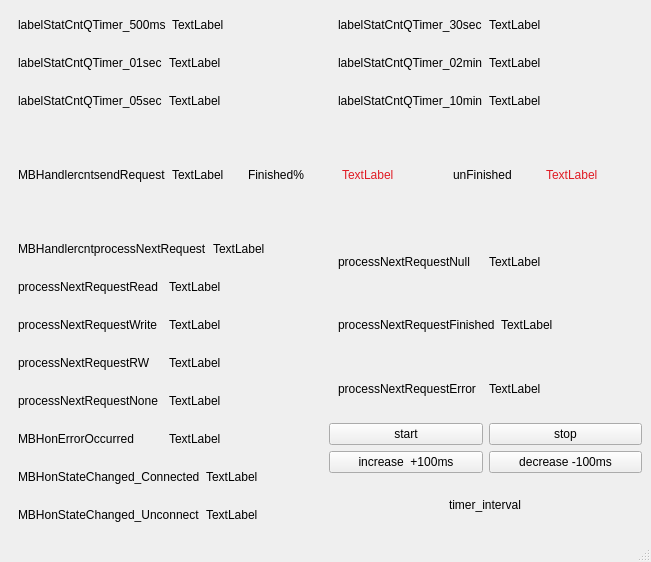
This is mainwindow.ui in liutaoluke/qt5-mbrtuSerialMaster as Qt 5 draws it before an edit. The edited form follows.
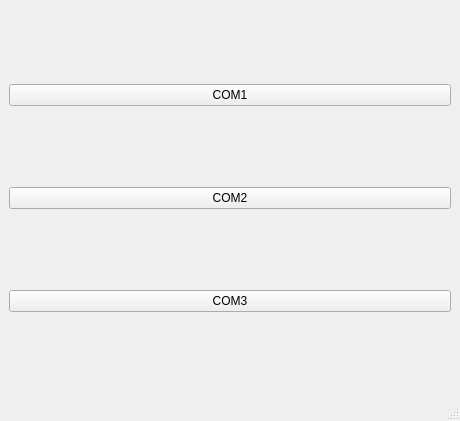
This is the edited form.

What changed in the file:
```diff
--- a/mainwindow.ui
+++ b/mainwindow.ui
@@ -6,501 +6,35 @@
    <rect>
     <x>0</x>
     <y>0</y>
-    <width>651</width>
-    <height>562</height>
+    <width>460</width>
+    <height>421</height>
    </rect>
   </property>
   <property name="windowTitle">
    <string>MainWindow</string>
   </property>
   <widget class="QWidget" name="centralwidget">
-   <layout class="QVBoxLayout" name="verticalLayout_6">
+   <layout class="QVBoxLayout" name="verticalLayout">
     <item>
-     <layout class="QVBoxLayout" name="verticalLayout">
-      <item>
-       <layout class="QHBoxLayout" name="horizontalLayout_20">
-        <item>
-         <widget class="QWidget" name="widget" native="true">
-          <layout class="QHBoxLayout" name="horizontalLayout_7">
-           <item>
-            <widget class="QLabel" name="label">
-             <property name="text">
-              <string>labelStatCntQTimer_500ms</string>
-             </property>
-            </widget>
-           </item>
-           <item>
-            <widget class="QLabel" name="labelStatCntQTimer_500ms">
-             <property name="text">
-              <string>TextLabel</string>
-             </property>
-            </widget>
-           </item>
-          </layout>
-         </widget>
-        </item>
-        <item>
-         <widget class="QWidget" name="widget_4" native="true">
-          <layout class="QHBoxLayout" name="horizontalLayout_3">
-           <item>
-            <widget class="QLabel" name="label_4">
-             <property name="text">
-              <string>labelStatCntQTimer_30sec</string>
-             </property>
-            </widget>
-           </item>
-           <item>
-            <widget class="QLabel" name="labelStatCntQTimer_30sec">
-             <property name="text">
-              <string>TextLabel</string>
-             </property>
-            </widget>
-           </item>
-          </layout>
-         </widget>
-        </item>
-       </layout>
-      </item>
-      <item>
-       <layout class="QHBoxLayout" name="horizontalLayout_21">
-        <item>
-         <widget class="QWidget" name="widget_2" native="true">
-          <layout class="QHBoxLayout" name="horizontalLayout">
-           <item>
-            <widget class="QLabel" name="label_2">
-             <property name="text">
-              <string>labelStatCntQTimer_01sec</string>
-             </property>
-            </widget>
-           </item>
-           <item>
-            <widget class="QLabel" name="labelStatCntQTimer_01sec">
-             <property name="text">
-              <string>TextLabel</string>
-             </property>
-            </widget>
-           </item>
-          </layout>
-         </widget>
-        </item>
-        <item>
-         <widget class="QWidget" name="widget_5" native="true">
-          <layout class="QHBoxLayout" name="horizontalLayout_4">
-           <item>
-            <widget class="QLabel" name="label_5">
-             <property name="text">
-              <string>labelStatCntQTimer_02min</string>
-             </property>
-            </widget>
-           </item>
-           <item>
-            <widget class="QLabel" name="labelStatCntQTimer_02min">
-             <property name="text">
-              <string>TextLabel</string>
-             </property>
-            </widget>
-           </item>
-          </layout>
-         </widget>
-        </item>
-       </layout>
-      </item>
-      <item>
-       <layout class="QHBoxLayout" name="horizontalLayout_22">
-        <item>
-         <widget class="QWidget" name="widget_3" native="true">
-          <layout class="QHBoxLayout" name="horizontalLayout_2">
-           <item>
-            <widget class="QLabel" name="label_3">
-             <property name="text">
-              <string>labelStatCntQTimer_05sec</string>
-             </property>
-            </widget>
-           </item>
-           <item>
-            <widget class="QLabel" name="labelStatCntQTimer_05sec">
-             <property name="text">
-              <string>TextLabel</string>
-             </property>
-            </widget>
-           </item>
-          </layout>
-         </widget>
-        </item>
-        <item>
-         <widget class="QWidget" name="widget_6" native="true">
-          <layout class="QHBoxLayout" name="horizontalLayout_5">
-           <item>
-            <widget class="QLabel" name="label_6">
-             <property name="text">
-              <string>labelStatCntQTimer_10min</string>
-             </property>
-            </widget>
-           </item>
-           <item>
-            <widget class="QLabel" name="labelStatCntQTimer_10min">
-             <property name="text">
-              <string>TextLabel</string>
-             </property>
-            </widget>
-           </item>
-          </layout>
-         </widget>
-        </item>
-       </layout>
-      </item>
-     </layout>
+     <widget class="QPushButton" name="pushButtonCom1">
+      <property name="text">
+       <string>COM1</string>
+      </property>
+     </widget>
     </item>
     <item>
-     <layout class="QHBoxLayout" name="horizontalLayout_6">
-      <item>
-       <widget class="QWidget" name="widget_7" native="true">
-        <layout class="QHBoxLayout" name="horizontalLayout_29">
-         <item>
-          <widget class="QLabel" name="label_7">
-           <property name="text">
-            <string>MBHandlercntsendRequest</string>
-           </property>
-          </widget>
-         </item>
-         <item>
-          <widget class="QLabel" name="labelStatMBHandlercntsendRequest">
-           <property name="text">
-            <string>TextLabel</string>
-           </property>
-          </widget>
-         </item>
-        </layout>
-       </widget>
-      </item>
-      <item>
-       <widget class="QWidget" name="widget_19" native="true">
-        <layout class="QHBoxLayout" name="horizontalLayout_24">
-         <item>
-          <widget class="QLabel" name="label_20">
-           <property name="text">
-            <string>Finished%</string>
-           </property>
-          </widget>
-         </item>
-         <item>
-          <widget class="QLabel" name="labelStatMBHandlerpercentFinished">
-           <property name="text">
-            <string>&lt;html&gt;&lt;head/&gt;&lt;body&gt;&lt;p&gt;&lt;span style=&quot; color:#e01b24;&quot;&gt;TextLabel&lt;/span&gt;&lt;/p&gt;&lt;/body&gt;&lt;/html&gt;</string>
-           </property>
-          </widget>
-         </item>
-        </layout>
-       </widget>
-      </item>
-      <item>
-       <widget class="QWidget" name="widget_20" native="true">
-        <layout class="QHBoxLayout" name="horizontalLayout_25">
-         <item>
-          <widget class="QLabel" name="label_21">
-           <property name="text">
-            <string>unFinished</string>
-           </property>
-          </widget>
-         </item>
-         <item>
-          <widget class="QLabel" name="labelStatMBHandlercntunFinished">
-           <property name="text">
-            <string>&lt;html&gt;&lt;head/&gt;&lt;body&gt;&lt;p&gt;&lt;span style=&quot; color:#e01b24;&quot;&gt;TextLabel&lt;/span&gt;&lt;/p&gt;&lt;/body&gt;&lt;/html&gt;</string>
-           </property>
-          </widget>
-         </item>
-        </layout>
-       </widget>
-      </item>
-     </layout>
+     <widget class="QPushButton" name="pushButtonCom2">
+      <property name="text">
+       <string>COM2</string>
+      </property>
+     </widget>
     </item>
     <item>
-     <layout class="QHBoxLayout" name="horizontalLayout_23">
-      <item>
-       <layout class="QVBoxLayout" name="verticalLayout_2">
-        <item>
-         <widget class="QWidget" name="widget_8" native="true">
-          <layout class="QHBoxLayout" name="horizontalLayout_8">
-           <item>
-            <widget class="QLabel" name="label_8">
-             <property name="text">
-              <string>MBHandlercntprocessNextRequest</string>
-             </property>
-            </widget>
-           </item>
-           <item>
-            <widget class="QLabel" name="labelStatMBHandlercntprocessNextRequest">
-             <property name="text">
-              <string>TextLabel</string>
-             </property>
-            </widget>
-           </item>
-          </layout>
-         </widget>
-        </item>
-        <item>
-         <widget class="QWidget" name="widget_9" native="true">
-          <layout class="QHBoxLayout" name="horizontalLayout_9">
-           <item>
-            <widget class="QLabel" name="label_9">
-             <property name="text">
-              <string>processNextRequestRead</string>
-             </property>
-            </widget>
-           </item>
-           <item>
-            <widget class="QLabel" name="labelStatMBHandlercntprocessNextRequestRead">
-             <property name="text">
-              <string>TextLabel</string>
-             </property>
-            </widget>
-           </item>
-          </layout>
-         </widget>
-        </item>
-        <item>
-         <widget class="QWidget" name="widget_10" native="true">
-          <layout class="QHBoxLayout" name="horizontalLayout_10">
-           <item>
-            <widget class="QLabel" name="label_10">
-             <property name="text">
-              <string>processNextRequestWrite</string>
-             </property>
-            </widget>
-           </item>
-           <item>
-            <widget class="QLabel" name="labelStatMBHandlercntprocessNextRequestWrite">
-             <property name="text">
-              <string>TextLabel</string>
-             </property>
-            </widget>
-           </item>
-          </layout>
-         </widget>
-        </item>
-        <item>
-         <widget class="QWidget" name="widget_11" native="true">
-          <layout class="QHBoxLayout" name="horizontalLayout_11">
-           <item>
-            <widget class="QLabel" name="label_11">
-             <property name="text">
-              <string>processNextRequestRW</string>
-             </property>
-            </widget>
-           </item>
-           <item>
-            <widget class="QLabel" name="labelStatMBHandlercntprocessNextRequestRW">
-             <property name="text">
-              <string>TextLabel</string>
-             </property>
-            </widget>
-           </item>
-          </layout>
-         </widget>
-        </item>
-        <item>
-         <widget class="QWidget" name="widget_12" native="true">
-          <layout class="QHBoxLayout" name="horizontalLayout_13">
-           <item>
-            <widget class="QLabel" name="label_13">
-             <property name="text">
-              <string>processNextRequestNone</string>
-             </property>
-            </widget>
-           </item>
-           <item>
-            <widget class="QLabel" name="labelStatMBHandlercntprocessNextRequestNone">
-             <property name="text">
-              <string>TextLabel</string>
-             </property>
-            </widget>
-           </item>
-          </layout>
-         </widget>
-        </item>
-       </layout>
-      </item>
-      <item>
-       <layout class="QVBoxLayout" name="verticalLayout_3">
-        <item>
-         <widget class="QWidget" name="widget_13" native="true">
-          <layout class="QHBoxLayout" name="horizontalLayout_14">
-           <item>
-            <widget class="QLabel" name="label_14">
-             <property name="text">
-              <string>processNextRequestNull</string>
-             </property>
-            </widget>
-           </item>
-           <item>
-            <widget class="QLabel" name="labelStatMBHandlercntprocessNextRequestNull">
-             <property name="text">
-              <string>TextLabel</string>
-             </property>
-            </widget>
-           </item>
-          </layout>
-         </widget>
-        </item>
-        <item>
-         <widget class="QWidget" name="widget_14" native="true">
-          <layout class="QHBoxLayout" name="horizontalLayout_15">
-           <item>
-            <widget class="QLabel" name="label_15">
-             <property name="text">
-              <string>processNextRequestFinished</string>
-             </property>
-            </widget>
-           </item>
-           <item>
-            <widget class="QLabel" name="labelStatMBHandlercntprocessNextRequestFinished">
-             <property name="text">
-              <string>TextLabel</string>
-             </property>
-            </widget>
-           </item>
-          </layout>
-         </widget>
-        </item>
-        <item>
-         <widget class="QWidget" name="widget_15" native="true">
-          <layout class="QHBoxLayout" name="horizontalLayout_16">
-           <item>
-            <widget class="QLabel" name="label_16">
-             <property name="text">
-              <string>processNextRequestError</string>
-             </property>
-            </widget>
-           </item>
-           <item>
-            <widget class="QLabel" name="labelStatMBHandlercntprocessNextRequestError">
-             <property name="text">
-              <string>TextLabel</string>
-             </property>
-            </widget>
-           </item>
-          </layout>
-         </widget>
-        </item>
-       </layout>
-      </item>
-     </layout>
-    </item>
-    <item>
-     <layout class="QHBoxLayout" name="horizontalLayout_28">
-      <item>
-       <layout class="QVBoxLayout" name="verticalLayout_4">
-        <item>
-         <widget class="QWidget" name="widget_16" native="true">
-          <layout class="QHBoxLayout" name="horizontalLayout_17">
-           <item>
-            <widget class="QLabel" name="label_17">
-             <property name="text">
-              <string>MBHonErrorOccurred</string>
-             </property>
-            </widget>
-           </item>
-           <item>
-            <widget class="QLabel" name="labelStatMBHandlercntonErrorOccurred">
-             <property name="text">
-              <string>TextLabel</string>
-             </property>
-            </widget>
-           </item>
-          </layout>
-         </widget>
-        </item>
-        <item>
-         <widget class="QWidget" name="widget_17" native="true">
-          <layout class="QHBoxLayout" name="horizontalLayout_18">
-           <item>
-            <widget class="QLabel" name="label_18">
-             <property name="text">
-              <string>MBHonStateChanged_Connected</string>
-             </property>
-            </widget>
-           </item>
-           <item>
-            <widget class="QLabel" name="labelStatMBHandlercntonStateChanged_ConnectedState">
-             <property name="text">
-              <string>TextLabel</string>
-             </property>
-            </widget>
-           </item>
-          </layout>
-         </widget>
-        </item>
-        <item>
-         <widget class="QWidget" name="widget_18" native="true">
-          <layout class="QHBoxLayout" name="horizontalLayout_19">
-           <item>
-            <widget class="QLabel" name="label_19">
-             <property name="text">
-              <string>MBHonStateChanged_Unconnect</string>
-             </property>
-            </widget>
-           </item>
-           <item>
-            <widget class="QLabel" name="labelStatMBHandlercntonStateChanged_UnconnectedState">
-             <property name="text">
-              <string>TextLabel</string>
-             </property>
-            </widget>
-           </item>
-          </layout>
-         </widget>
-        </item>
-       </layout>
-      </item>
-      <item>
-       <layout class="QVBoxLayout" name="verticalLayout_5">
-        <item>
-         <layout class="QHBoxLayout" name="horizontalLayout_26">
-          <item>
-           <widget class="QPushButton" name="pushButtonStart">
-            <property name="text">
-             <string>start</string>
-            </property>
-           </widget>
-          </item>
-          <item>
-           <widget class="QPushButton" name="pushButtonStop">
-            <property name="text">
-             <string>stop</string>
-            </property>
-           </widget>
-          </item>
-         </layout>
-        </item>
-        <item>
-         <layout class="QHBoxLayout" name="horizontalLayout_27">
-          <item>
-           <widget class="QPushButton" name="pushButtonIncrease">
-            <property name="text">
-             <string>increase  +100ms</string>
-            </property>
-           </widget>
-          </item>
-          <item>
-           <widget class="QPushButton" name="pushButtonDecrease">
-            <property name="text">
-             <string>decrease -100ms</string>
-            </property>
-           </widget>
-          </item>
-         </layout>
-        </item>
-        <item alignment="Qt::AlignHCenter">
-         <widget class="QLabel" name="labelTimerInterval">
-          <property name="text">
-           <string>timer_interval</string>
-          </property>
-         </widget>
-        </item>
-       </layout>
-      </item>
-     </layout>
+     <widget class="QPushButton" name="pushButtonCom3">
+      <property name="text">
+       <string>COM3</string>
+      </property>
+     </widget>
     </item>
    </layout>
   </widget>
```
Left out of the diff: 2 changed lines with no effect on the pictures.
